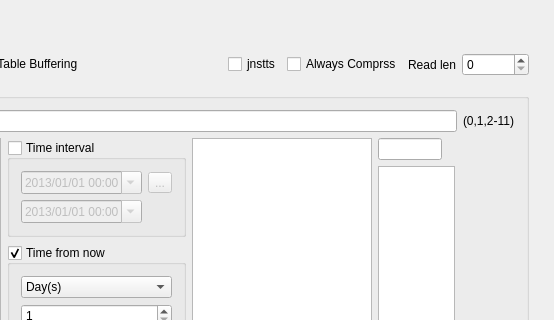
Before: the Qt Designer form mainwindow.ui in KTS-Intek/Matilda-config, drawn with Qt 5; both pictures show x 683 to 1237 and y 0 to 320 of the 1237 by 634 pixel window.
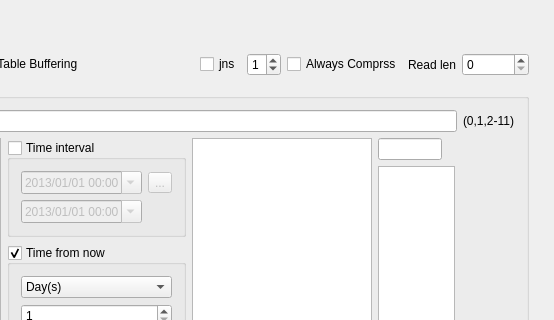
After: the same form once the commit is applied. The open tabs and pages were chosen to show the change. Icons and pictures are not drawn.

Diff of the .ui file:
```diff
--- a/mainwindow.ui
+++ b/mainwindow.ui
@@ -4520,7 +4520,17 @@
                       <item>
                        <widget class="QCheckBox" name="cbChop">
                         <property name="text">
-                         <string>jnstts</string>
+                         <string>jns</string>
+                        </property>
+                       </widget>
+                      </item>
+                      <item>
+                       <widget class="QSpinBox" name="sbJns">
+                        <property name="maximum">
+                         <number>2</number>
+                        </property>
+                        <property name="value">
+                         <number>1</number>
                         </property>
                        </widget>
                       </item>
```
Left out of the diff: 4 changed lines with no effect on the pictures.
